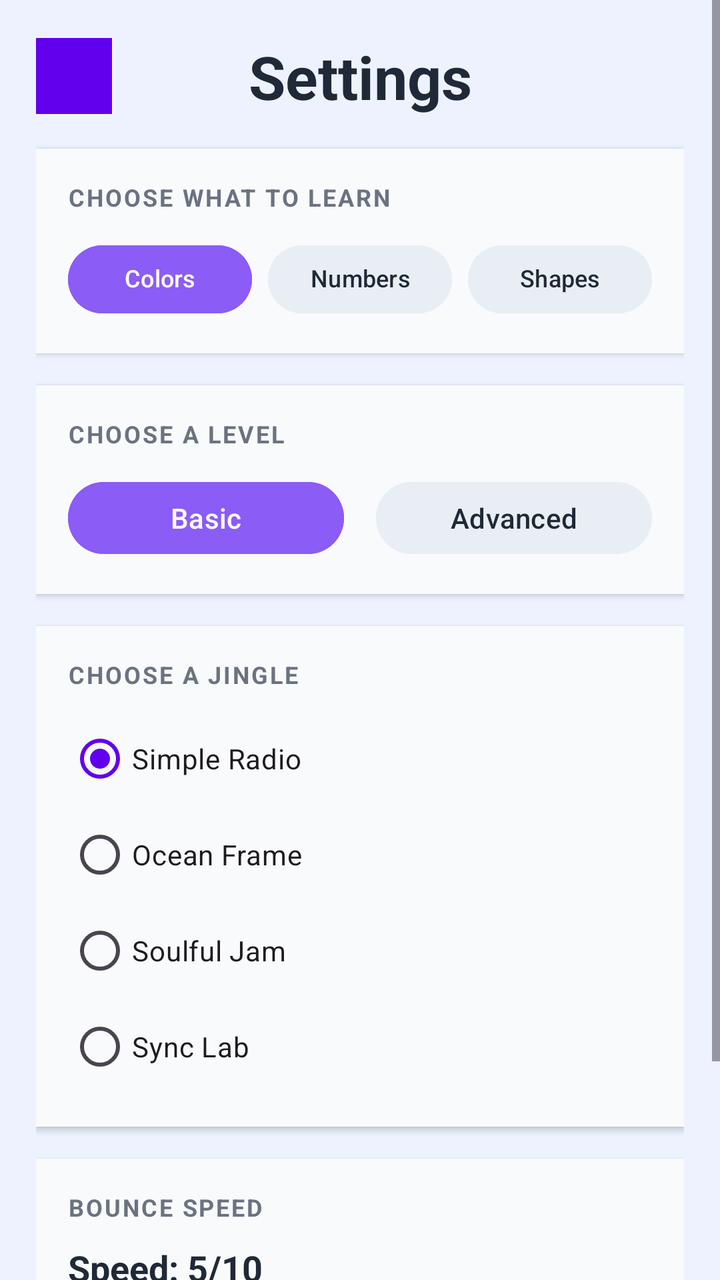
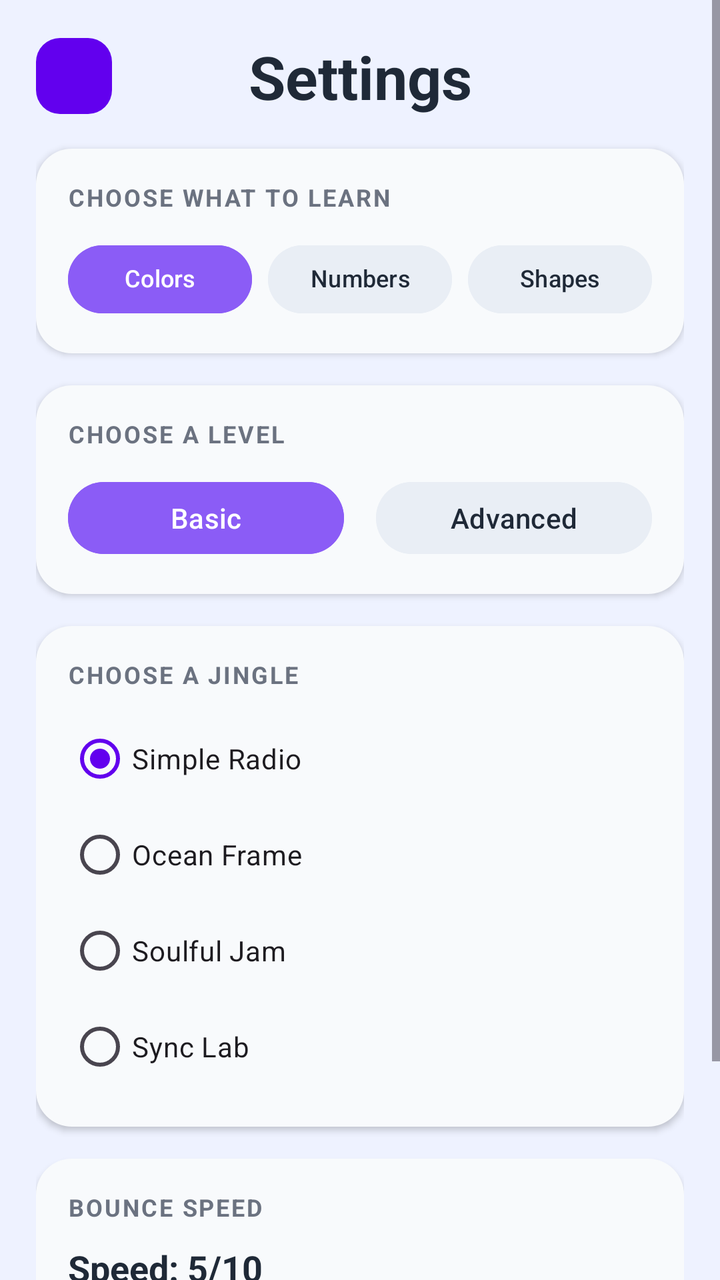

Two renders of the same Android screen: before a commit and after it. Below are the layout's source before the change and the commit's diff.
<!-- AndroidManifest.xml: application theme Theme.LearnColor -->
<!-- res/layout/activity_settings.xml -->
<?xml version="1.0" encoding="utf-8"?>
<ScrollView xmlns:android="http://schemas.android.com/apk/res/android"
    android:layout_width="match_parent"
    android:layout_height="match_parent"
    android:background="#EEF2FF"
    android:fillViewport="true">

    <LinearLayout
        android:layout_width="match_parent"
        android:layout_height="wrap_content"
        android:orientation="vertical"
        android:padding="18dp"
        android:paddingBottom="30dp">

        <LinearLayout
            android:layout_width="match_parent"
            android:layout_height="wrap_content"
            android:layout_marginBottom="16dp"
            android:gravity="center_vertical"
            android:orientation="horizontal">

            <Button
                android:id="@+id/settingsBackButton"
                android:layout_width="38dp"
                android:layout_height="38dp"
                android:background="#FFFFFF"
                android:text="←"
                android:textColor="#1F2937"
                android:textSize="22sp"
                android:textStyle="bold"
                android:backgroundTint="#FFFFFF" />

            <TextView
                android:layout_width="0dp"
                android:layout_height="wrap_content"
                android:layout_weight="1"
                android:gravity="center"
                android:text="Settings"
                android:textColor="#1F2937"
                android:textSize="30sp"
                android:textStyle="bold" />

            <View
                android:layout_width="38dp"
                android:layout_height="38dp"
                android:visibility="invisible" />
        </LinearLayout>

        <LinearLayout
            android:layout_width="match_parent"
            android:layout_height="wrap_content"
            android:background="#F8FAFC"
            android:elevation="2dp"
            android:orientation="vertical"
            android:padding="16dp"
            android:layout_marginBottom="16dp"
            android:backgroundTint="#F8FAFC">

            <TextView
                android:layout_width="wrap_content"
                android:layout_height="wrap_content"
                android:layout_marginBottom="12dp"
                android:text="Choose what to learn"
                android:textColor="#6B7280"
                android:textSize="12sp"
                android:textStyle="bold"
                android:textAllCaps="true"
                android:letterSpacing="0.08" />

            <LinearLayout
                android:layout_width="match_parent"
                android:layout_height="wrap_content"
                android:orientation="horizontal"
                android:weightSum="3">

                <Button
                    android:id="@+id/settingsColorsButton"
                    android:layout_width="0dp"
                    android:layout_height="42dp"
                    android:layout_weight="1"
                    android:layout_marginEnd="8dp"
                    android:minWidth="0dp"
                    android:paddingLeft="4dp"
                    android:paddingRight="4dp"
                    android:includeFontPadding="false"
                    android:textAllCaps="false"
                    android:maxLines="1"
                    android:textSize="12sp"
                    android:backgroundTint="#8B5CF6"
                    android:text="Colors"
                    android:textColor="#FFFFFF" />

                <Button
                    android:id="@+id/settingsNumbersButton"
                    android:layout_width="0dp"
                    android:layout_height="42dp"
                    android:layout_weight="1"
                    android:layout_marginEnd="8dp"
                    android:minWidth="0dp"
                    android:paddingLeft="4dp"
                    android:paddingRight="4dp"
                    android:includeFontPadding="false"
                    android:textAllCaps="false"
                    android:maxLines="1"
                    android:textSize="12sp"
                    android:backgroundTint="#E9EEF5"
                    android:text="Numbers"
                    android:textColor="#1F2937" />

                <Button
                    android:id="@+id/settingsShapesButton"
                    android:layout_width="0dp"
                    android:layout_height="42dp"
                    android:layout_weight="1"
                    android:minWidth="0dp"
                    android:paddingLeft="4dp"
                    android:paddingRight="4dp"
                    android:includeFontPadding="false"
                    android:textAllCaps="false"
                    android:maxLines="1"
                    android:textSize="12sp"
                    android:backgroundTint="#E9EEF5"
                    android:text="Shapes"
                    android:textColor="#1F2937" />
            </LinearLayout>
        </LinearLayout>

        <LinearLayout
            android:layout_width="match_parent"
            android:layout_height="wrap_content"
            android:background="#F8FAFC"
            android:elevation="2dp"
            android:orientation="vertical"
            android:padding="16dp"
            android:layout_marginBottom="16dp"
            android:backgroundTint="#F8FAFC">

            <TextView
                android:layout_width="wrap_content"
                android:layout_height="wrap_content"
                android:layout_marginBottom="12dp"
                android:text="Choose a level"
                android:textColor="#6B7280"
                android:textSize="12sp"
                android:textStyle="bold"
                android:textAllCaps="true"
                android:letterSpacing="0.08" />

            <LinearLayout
                android:layout_width="match_parent"
                android:layout_height="wrap_content"
                android:orientation="horizontal">

                <Button
                    android:id="@+id/settingsBasicButton"
                    android:layout_width="0dp"
                    android:layout_height="44dp"
                    android:layout_weight="1"
                    android:layout_marginEnd="8dp"
                    android:backgroundTint="#8B5CF6"
                    android:textAllCaps="false"
                    android:text="Basic"
                    android:textColor="#FFFFFF" />

                <Button
                    android:id="@+id/settingsAdvancedButton"
                    android:layout_width="0dp"
                    android:layout_height="44dp"
                    android:layout_weight="1"
                    android:layout_marginStart="8dp"
                    android:backgroundTint="#E9EEF5"
                    android:textAllCaps="false"
                    android:text="Advanced"
                    android:textColor="#1F2937" />
            </LinearLayout>
        </LinearLayout>

        <LinearLayout
            android:layout_width="match_parent"
            android:layout_height="wrap_content"
            android:background="#F8FAFC"
            android:elevation="2dp"
            android:orientation="vertical"
            android:padding="16dp"
            android:layout_marginBottom="16dp"
            android:backgroundTint="#F8FAFC">

            <TextView
                android:layout_width="wrap_content"
                android:layout_height="wrap_content"
                android:layout_marginBottom="10dp"
                android:text="Choose a jingle"
                android:textColor="#6B7280"
                android:textSize="12sp"
                android:textStyle="bold"
                android:textAllCaps="true"
                android:letterSpacing="0.08" />

            <RadioGroup
                android:id="@+id/jingleSelectionGroup"
                android:layout_width="match_parent"
                android:layout_height="wrap_content"
                android:orientation="vertical">

                <RadioButton
                    android:id="@+id/jingleSimpleRadio"
                    android:layout_width="match_parent"
                    android:layout_height="wrap_content"
                    android:checked="true"
                    android:text="Simple Radio" />

                <RadioButton
                    android:id="@+id/jingleOceanRadio"
                    android:layout_width="match_parent"
                    android:layout_height="wrap_content"
                    android:text="Ocean Frame" />

                <RadioButton
                    android:id="@+id/jingleSoulfulRadio"
                    android:layout_width="match_parent"
                    android:layout_height="wrap_content"
                    android:text="Soulful Jam" />

                <RadioButton
                    android:id="@+id/jingleSyncRadio"
                    android:layout_width="match_parent"
                    android:layout_height="wrap_content"
                    android:text="Sync Lab" />
            </RadioGroup>
        </LinearLayout>

        <LinearLayout
            android:layout_width="match_parent"
            android:layout_height="wrap_content"
            android:background="#F8FAFC"
            android:elevation="2dp"
            android:orientation="vertical"
            android:padding="16dp"
            android:layout_marginBottom="18dp"
            android:backgroundTint="#F8FAFC">

            <TextView
                android:layout_width="wrap_content"
                android:layout_height="wrap_content"
                android:text="Bounce speed"
                android:textColor="#6B7280"
                android:textSize="12sp"
                android:textStyle="bold"
                android:textAllCaps="true"
                android:letterSpacing="0.08" />

            <TextView
                android:id="@+id/bounceSpeedValue"
                android:layout_width="wrap_content"
                android:layout_height="wrap_content"
                android:layout_marginTop="10dp"
                android:layout_marginBottom="8dp"
                android:text="Speed: 5/10"
                android:textColor="#1F2937"
                android:textSize="18sp"
                android:textStyle="bold" />

            <SeekBar
                android:id="@+id/bounceSpeedSlider"
                android:layout_width="match_parent"
                android:layout_height="wrap_content"
                android:max="9"
                android:min="0"
                android:progress="4"
                android:progressTint="#7C3AED"
                android:thumbTint="#7C3AED" />
        </LinearLayout>

        <Button
            android:id="@+id/settingsSaveButton"
            android:layout_width="match_parent"
            android:layout_height="48dp"
            android:backgroundTint="#111827"
            android:text="Save"
            android:textColor="#FFFFFF"
            android:textAllCaps="false"
            android:textStyle="bold" />
    </LinearLayout>
</ScrollView>
<!-- resources referenced by this layout -->
<resources>
  <style name="Theme.LearnColor" parent="Theme.Material3.DayNight.NoActionBar">
          <item name="colorPrimary">@color/purple_500</item>
          <item name="colorOnPrimary">#FFFFFF</item>
          <item name="android:statusBarColor">@android:color/transparent</item>
          <item name="android:windowLightStatusBar" tools:targetApi="23">true</item>
      </style>
  <color name="purple_500">#6200EE</color>
</resources>

<!-- the commit's change to res/layout/activity_settings.xml (unified diff, before → after) -->
@@ -23,7 +23,7 @@
                 android:id="@+id/settingsBackButton"
                 android:layout_width="38dp"
                 android:layout_height="38dp"
-                android:background="#FFFFFF"
+                android:background="@drawable/back_button_bg"
                 android:text="←"
                 android:textColor="#1F2937"
                 android:textSize="22sp"
@@ -49,12 +49,11 @@
         <LinearLayout
             android:layout_width="match_parent"
             android:layout_height="wrap_content"
-            android:background="#F8FAFC"
-            android:elevation="2dp"
-            android:orientation="vertical"
-            android:padding="16dp"
-            android:layout_marginBottom="16dp"
-            android:backgroundTint="#F8FAFC">
+            android:background="@drawable/settings_card_bg"
+            android:elevation="2dp"
+            android:orientation="vertical"
+            android:padding="16dp"
+            android:layout_marginBottom="16dp">
 
             <TextView
                 android:layout_width="wrap_content"
@@ -128,12 +127,11 @@
         <LinearLayout
             android:layout_width="match_parent"
             android:layout_height="wrap_content"
-            android:background="#F8FAFC"
-            android:elevation="2dp"
-            android:orientation="vertical"
-            android:padding="16dp"
-            android:layout_marginBottom="16dp"
-            android:backgroundTint="#F8FAFC">
+            android:background="@drawable/settings_card_bg"
+            android:elevation="2dp"
+            android:orientation="vertical"
+            android:padding="16dp"
+            android:layout_marginBottom="16dp">
 
             <TextView
                 android:layout_width="wrap_content"
@@ -178,12 +176,11 @@
         <LinearLayout
             android:layout_width="match_parent"
             android:layout_height="wrap_content"
-            android:background="#F8FAFC"
-            android:elevation="2dp"
-            android:orientation="vertical"
-            android:padding="16dp"
-            android:layout_marginBottom="16dp"
-            android:backgroundTint="#F8FAFC">
+            android:background="@drawable/settings_card_bg"
+            android:elevation="2dp"
+            android:orientation="vertical"
+            android:padding="16dp"
+            android:layout_marginBottom="16dp">
 
             <TextView
                 android:layout_width="wrap_content"
@@ -232,12 +229,11 @@
         <LinearLayout
             android:layout_width="match_parent"
             android:layout_height="wrap_content"
-            android:background="#F8FAFC"
-            android:elevation="2dp"
-            android:orientation="vertical"
-            android:padding="16dp"
-            android:layout_marginBottom="18dp"
-            android:backgroundTint="#F8FAFC">
+            android:background="@drawable/settings_card_bg"
+            android:elevation="2dp"
+            android:orientation="vertical"
+            android:padding="16dp"
+            android:layout_marginBottom="18dp">
 
             <TextView
                 android:layout_width="wrap_content"
<!-- resource entries referenced after the edit -->
@@ -1,5 +1,17 @@
 <!-- resources referenced by this layout -->
 <resources>
+  <!-- drawable back_button_bg (drawable) -->
+  <?xml version="1.0" encoding="utf-8"?>
+  <shape xmlns:android="http://schemas.android.com/apk/res/android">
+      <solid android:color="#FFFFFF" />
+      <corners android:radius="12dp" />
+  </shape>
+  <!-- drawable settings_card_bg (drawable) -->
+  <?xml version="1.0" encoding="utf-8"?>
+  <shape xmlns:android="http://schemas.android.com/apk/res/android">
+      <solid android:color="#F8FAFC" />
+      <corners android:radius="18dp" />
+  </shape>
   <style name="Theme.LearnColor" parent="Theme.Material3.DayNight.NoActionBar">
           <item name="colorPrimary">@color/purple_500</item>
           <item name="colorOnPrimary">#FFFFFF</item>
